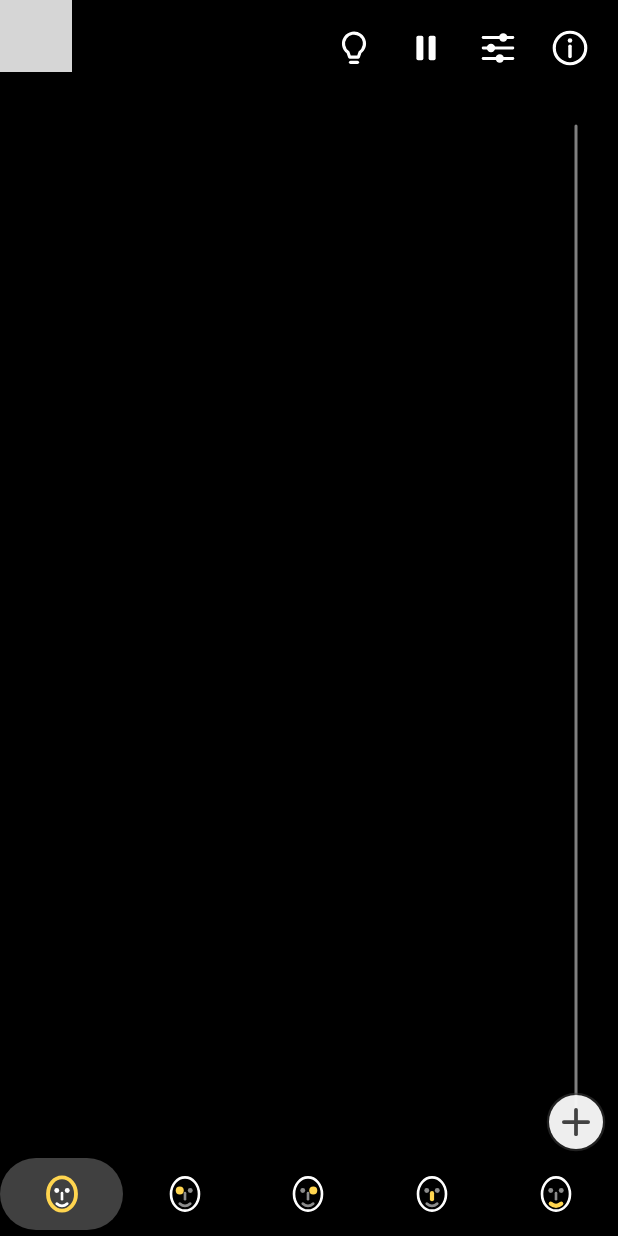
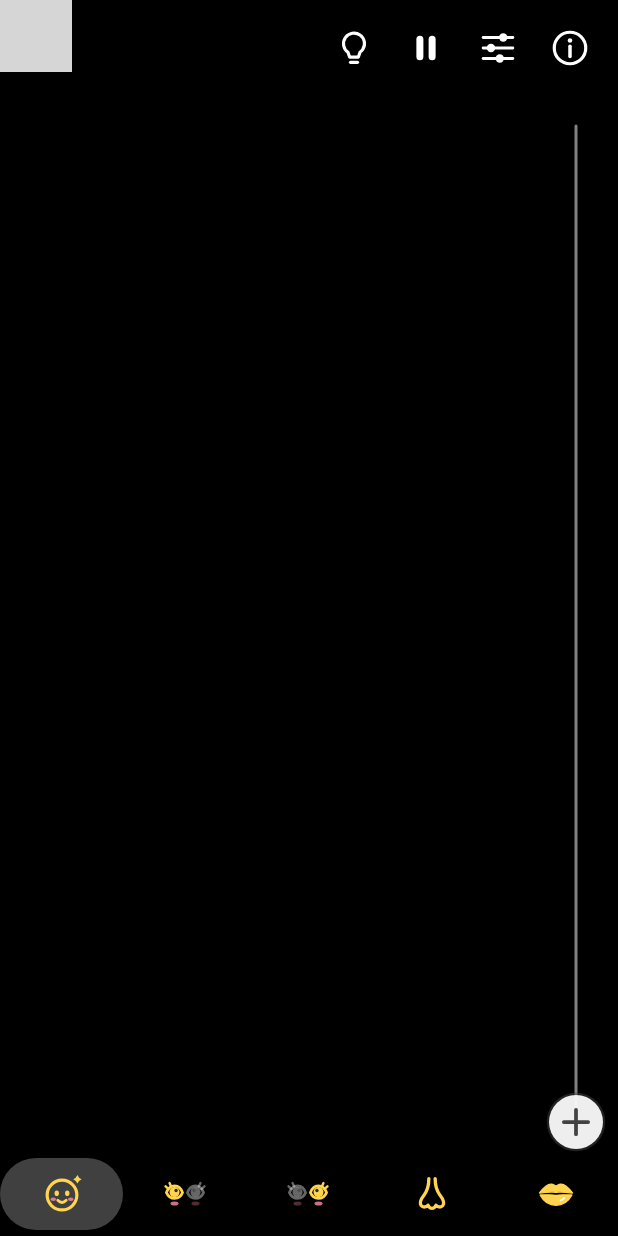
Before and after one commit to hide10/kagami, an Android app built with Jetpack Compose: the screen it shows after launch (MainActivity), on a phone screen of 412 x 824 dp. Run offline under Robolectric (Android 15) with nearby library versions, the phone set to English and light mode, and no system bars; libraries missing offline, so code that uses them is left out: androidx.camera.camera2, androidx.camera.core, androidx.camera.lifecycle, androidx.camera.view, com.google.mlkit.vision; 30 statements that could not run were skipped; grey boxes are pictures that could not be loaded.

Commit message:
feat(ui): 部位のアイコンを、寄る所だけを色で示す文字なしの絵にする
全体は頬の赤みときらめきのある笑顔。左目・右目は両目を並べ、寄る目だけを黄色に、もう片方を薄くする。
鼻は正面から見た鼻、口は上下の唇の形で、どちらも黄色で描く。口の横には飾りを置かない。
一時停止の棒の端も丸くして、ほかのアイコンの柔らかい線にそろえる。

Co-Authored-By: Claude Opus 5.5 <noreply@anthropic.com>
Claude-Session: https://claude.ai/code/session_0161geP9ZBtZR35shjY3PeFg

```diff
--- a/app/src/main/java/com/hide10/kagami/ui/Glyphs.kt
+++ b/app/src/main/java/com/hide10/kagami/ui/Glyphs.kt
@@ -11,34 +11,83 @@ import androidx.compose.ui.graphics.StrokeJoin
 import androidx.compose.ui.graphics.drawscope.DrawScope
 import androidx.compose.ui.graphics.drawscope.Stroke
 import androidx.compose.ui.graphics.drawscope.scale
+import androidx.compose.ui.graphics.vector.PathParser
 import com.hide10.kagami.core.FacePart
 
 // アイコンの絵。24×24 の格子に描いてキャンバスの大きさまで広げ、選んでいる所や点いているものは ACCENT で描く。
 
 internal val INK = Color.White
-private val FAINT = Color.White.copy(alpha = 0.55f)
 internal val ACCENT = Color(0xFFFFD54F)
+private val BLUSH = Color(0xCCFF8FA3)
+private val PUPIL = Color(0xFF2B2B2B)
+
+/** 寄らない方の目の濃さ。 */
+private const val FADED = 0.4f
 
 internal inline fun DrawScope.grid(block: DrawScope.() -> Unit) = scale(size.minDimension / 24f, Offset.Zero, block)
 
-/** 顔の輪郭と目・鼻・口。part を ACCENT で大きく描き、null なら輪郭を ACCENT にして全体を表す。左目は画面の左に映る目で、左右は入れ替えない。 */
-internal fun DrawScope.faceGlyph(part: FacePart?) = grid {
-    fun ink(p: FacePart) = when (part) {
-        null -> INK
-        p -> ACCENT
-        else -> FAINT
+private fun svgPath(d: String) = PathParser().parsePathString(d).toPath()
+
+// 画面の左に映る目。右の目はこれを x = 12 で左右に返して描く。
+private val EYE = svgPath("M1.4 11.2 C3.3 6 8.9 6 10.6 11.2 C8.9 15.6 3.3 15.6 1.4 11.2 Z")
+private val LASHES = svgPath("M2.5 9.1 L0.9 7.6 M4.1 7.7 L3.2 5.8")
+private val SMILE = svgPath("M9.6 15.6 Q12 18 14.4 15.6")
+private val SPARKLE = svgPath("M20.8 1.2 Q21.47 2.93 23.2 3.6 Q21.47 4.27 20.8 6 Q20.13 4.27 18.4 3.6 Q20.13 2.93 20.8 1.2 Z")
+
+// 正面から見た鼻。鼻筋の 2 本が下で小鼻へ広がり、鼻の穴の上で折り返して真ん中の鼻先へ下りる。
+private val NOSE = svgPath(
+    "M10.2 3.2 C10.2 7.4 9.6 9.8 7.6 12.4 C5.4 15.2 4.6 17 5.8 18.6 C6.9 19.9 8.9 19.5 9.7 18.4 " +
+        "C10.3 19.6 11 20.2 12 20.2 C13 20.2 13.7 19.6 14.3 18.4 C15.1 19.5 17.1 19.9 18.2 18.6 " +
+        "C19.4 17 18.6 15.2 16.4 12.4 C14.4 9.8 13.8 7.4 13.8 3.2",
+)
+
+// 上唇は真ん中がくぼむ山形、下唇は丸く膨らむ。2 枚のすき間が口の合わせ目になる。
+private val UPPER_LIP = svgPath(
+    "M2.6 11.4 C5 8.2 7.4 6.2 9.4 6.4 C10.6 6.5 11.2 7.4 12 7.4 C12.8 7.4 13.4 6.5 14.6 6.4 " +
+        "C16.6 6.2 19 8.2 21.4 11.4 C17.6 11.2 15.2 10.4 12 11 C8.8 10.4 6.4 11.2 2.6 11.4 Z",
+)
+private val LOWER_LIP = svgPath(
+    "M3 12.6 C6.6 12.6 8.8 12.2 12 12.8 C15.2 12.2 17.4 12.6 21 12.6 C18.8 16.6 15.8 18.4 12 18.4 C8.2 18.4 5.2 16.6 3 12.6 Z",
+)
+private val GLOSS = svgPath("M14.6 15.6 Q16 15.2 16.8 14.2")
+
+/** 部位のボタンの絵。寄る所を ACCENT で描く。null は顔全体。左目は画面の左に映る目で、左右は入れ替えない。 */
+internal fun DrawScope.partGlyph(part: FacePart?) = grid {
+    when (part) {
+        null -> wholeFace()
+        FacePart.LEFT_EYE, FacePart.RIGHT_EYE -> {
+            eye(target = part == FacePart.LEFT_EYE)
+            scale(-1f, 1f, Offset(12f, 0f)) { eye(target = part == FacePart.RIGHT_EYE) }
+        }
+        FacePart.NOSE -> drawPath(NOSE, ACCENT, style = Stroke(1.9f, cap = StrokeCap.Round, join = StrokeJoin.Round))
+        FacePart.MOUTH -> {
+            for (lip in listOf(UPPER_LIP, LOWER_LIP)) {
+                drawPath(lip, ACCENT)
+                drawPath(lip, ACCENT, style = Stroke(0.8f, join = StrokeJoin.Round))
+            }
+            drawPath(GLOSS, INK, 0.9f, Stroke(1f, cap = StrokeCap.Round))
+        }
     }
-    fun width(p: FacePart) = if (part == p) 2.4f else 1.5f
-    drawOval(if (part == null) ACCENT else INK, Offset(4f, 2.5f), Size(16f, 19f), style = Stroke(if (part == null) 2.2f else 1.5f))
-    for ((eye, x) in listOf(FacePart.LEFT_EYE to 9f, FacePart.RIGHT_EYE to 15f)) {
-        drawCircle(ink(eye), if (part == eye) 2.3f else 1.4f, Offset(x, 10f))
-    }
-    drawLine(ink(FacePart.NOSE), Offset(12f, 11.5f), Offset(12f, 15f), width(FacePart.NOSE), StrokeCap.Round)
-    val mouth = Path().apply {
-        moveTo(9f, 17.5f)
-        quadraticTo(12f, 20f, 15f, 17.5f)
-    }
-    drawPath(mouth, ink(FacePart.MOUTH), style = Stroke(width(FacePart.MOUTH), cap = StrokeCap.Round))
+}
+
+/** 丸い笑顔に、ほおの赤みと小さなきらめき。 */
+private fun DrawScope.wholeFace() {
+    drawCircle(ACCENT, 8.5f, Offset(12f, 12.6f), style = Stroke(1.8f))
+    for (x in listOf(9f, 15f)) drawOval(ACCENT, Offset(x - 1.25f, 10f), Size(2.5f, 3.2f))
+    for (x in listOf(7f, 17f)) drawOval(BLUSH, Offset(x - 1.6f, 14.05f), Size(3.2f, 1.9f))
+    drawPath(SMILE, ACCENT, style = Stroke(1.6f, cap = StrokeCap.Round))
+    drawPath(SPARKLE, ACCENT)
+}
+
+/** まつげと瞳のある目と、その下のほおの赤み。寄る目は ACCENT で、もう片方は薄く描く。 */
+private fun DrawScope.eye(target: Boolean) {
+    val color = if (target) ACCENT else INK
+    val alpha = if (target) 1f else FADED
+    drawPath(EYE, color, alpha, Stroke(1.6f, join = StrokeJoin.Round))
+    drawPath(LASHES, color, alpha, Stroke(1.4f, cap = StrokeCap.Round))
+    drawCircle(color, 2.9f, Offset(6f, 10.9f), alpha)
+    drawCircle(PUPIL, 0.95f, Offset(6.9f, 10f), alpha)
+    drawOval(BLUSH, Offset(3.7f, 16.25f), Size(4.6f, 2.3f), alpha)
 }
 
 /** 電球。lit なら中を塗る。 */
@@ -54,9 +103,9 @@ internal fun DrawScope.bulbGlyph(lit: Boolean) = grid {
     drawLine(INK, Offset(10f, 20.2f), Offset(14f, 20.2f), 1.8f, StrokeCap.Round)
 }
 
-/** 一時停止の 2 本の棒。 */
+/** 一時停止の 2 本の棒。端は丸い。 */
 internal fun DrawScope.pauseGlyph(active: Boolean) = grid {
-    for (x in listOf(6.5f, 13.5f)) drawRoundRect(if (active) ACCENT else INK, Offset(x, 5f), Size(4f, 14f), CornerRadius(1f))
+    for (x in listOf(6.5f, 13.5f)) drawRoundRect(if (active) ACCENT else INK, Offset(x, 5f), Size(4f, 14f), CornerRadius(2f))
 }
 
 /** 丸の中の i。 */
--- a/app/src/main/java/com/hide10/kagami/ui/MirrorScreen.kt
+++ b/app/src/main/java/com/hide10/kagami/ui/MirrorScreen.kt
@@ -573,10 +573,10 @@ private fun PartBar(state: MirrorState, vm: MirrorViewModel, onPart: (FacePart)
             Row(Modifier.fillMaxWidth()) {
                 val cell = Modifier.weight(1f)
                 val whole = state.target == null && state.pendingPart == null
-                GlyphButton("全体", cell, selected = whole, onClick = vm::showAll) { faceGlyph(null) }
+                GlyphButton("全体", cell, selected = whole, onClick = vm::showAll) { partGlyph(null) }
                 for ((part, name) in PARTS) {
                     GlyphButton(name, cell, selected = state.pendingPart == part, enabled = !state.frozen, onClick = { onPart(part) }) {
-                        faceGlyph(part)
+                        partGlyph(part)
                     }
                 }
             }
```
